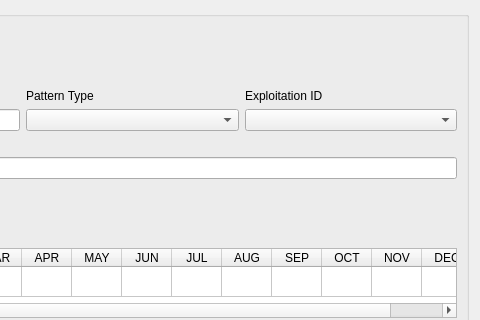
First picture: the form in core/ui/toolbars/main/nonvisual_pattern_ud.ui, repository ibergis/ibergis_qgis_plugin, before the edit; both pictures show x 215 to 695 and y 0 to 320 of the 695 by 670 pixel window.
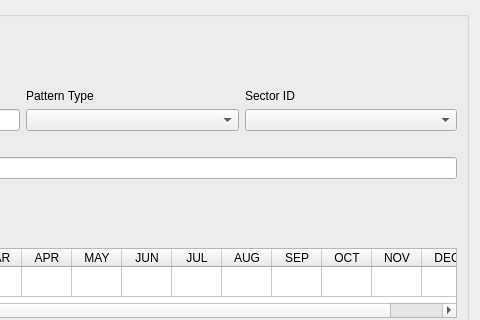
Second picture: the form after the edit.

Commit message: WIP: nonvisual button

```diff
--- a/core/ui/toolbars/main/nonvisual_pattern_ud.ui
+++ b/core/ui/toolbars/main/nonvisual_pattern_ud.ui
@@ -104,7 +104,7 @@
            </sizepolicy>
           </property>
           <property name="text">
-           <string>Exploitation ID</string>
+           <string>Sector ID</string>
           </property>
          </widget>
         </item>
```
Left out of the diff: 2 changed lines with no effect on the pictures. The commit also changes 4 other files.
